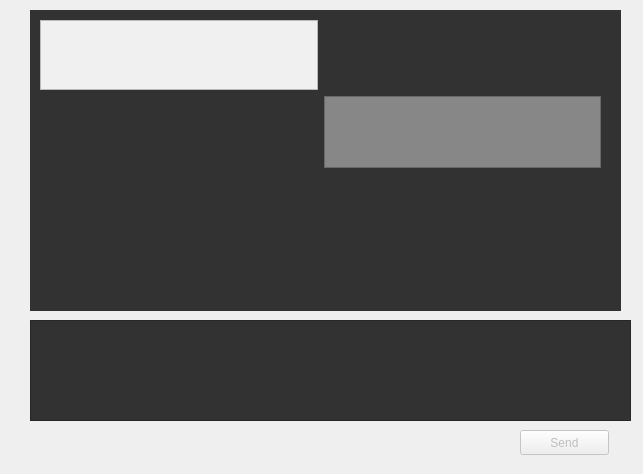
This is MGAWithSQL/mgachatmsgdialog.ui in amirtosson/MGAConnect as Qt 5 draws it before an edit. The edited form follows.
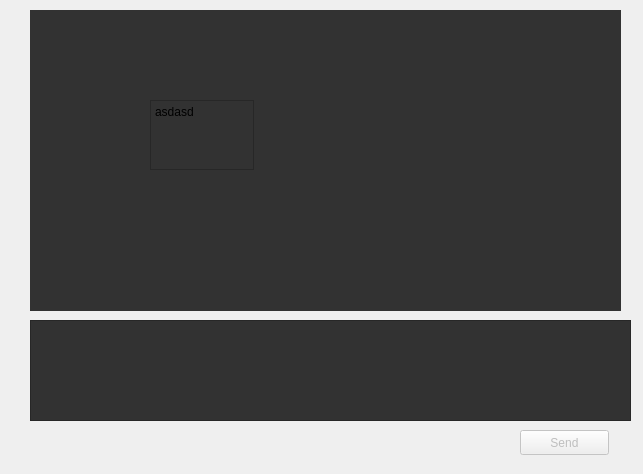
This is the edited form.

What changed in the file:
```diff
--- a/MGAWithSQL/mgachatmsgdialog.ui
+++ b/MGAWithSQL/mgachatmsgdialog.ui
@@ -54,71 +54,18 @@
    <property name="styleSheet">
     <string notr="true">background-color: rgb(50, 50, 50);</string>
    </property>
-   <widget class="QWidget" name="gridLayoutWidget">
+   <widget class="QPlainTextEdit" name="plainTextEdit">
     <property name="geometry">
      <rect>
-      <x>10</x>
-      <y>10</y>
-      <width>561</width>
-      <height>148</height>
+      <x>120</x>
+      <y>90</y>
+      <width>104</width>
+      <height>70</height>
      </rect>
     </property>
-    <layout class="QGridLayout" name="gridLayout">
-     <item row="2" column="0">
-      <spacer name="horizontalSpacer">
-       <property name="orientation">
-        <enum>Qt::Horizontal</enum>
-       </property>
-       <property name="sizeHint" stdset="0">
-        <size>
-         <width>40</width>
-         <height>20</height>
-        </size>
-       </property>
-      </spacer>
-     </item>
-     <item row="2" column="1">
-      <widget class="QTextBrowser" name="msgBrowserMGA">
-       <property name="styleSheet">
-        <string notr="true">background-color: rgb(135, 135, 135);
-color: rgb(0, 0, 0);</string>
-       </property>
-      </widget>
-     </item>
-     <item row="1" column="0">
-      <widget class="QTextBrowser" name="msgBrowser">
-       <property name="styleSheet">
-        <string notr="true">background-color: rgb(240, 240, 240);
-color: rgb(9, 9, 9);</string>
-       </property>
-       <property name="inputMethodHints">
-        <set>Qt::ImhMultiLine</set>
-       </property>
-       <property name="verticalScrollBarPolicy">
-        <enum>Qt::ScrollBarAlwaysOff</enum>
-       </property>
-       <property name="horizontalScrollBarPolicy">
-        <enum>Qt::ScrollBarAlwaysOff</enum>
-       </property>
-       <property name="sizeAdjustPolicy">
-        <enum>QAbstractScrollArea::AdjustToContents</enum>
-       </property>
-      </widget>
-     </item>
-     <item row="1" column="1">
-      <spacer name="horizontalSpacer_2">
-       <property name="orientation">
-        <enum>Qt::Horizontal</enum>
-       </property>
-       <property name="sizeHint" stdset="0">
-        <size>
-         <width>40</width>
-         <height>20</height>
-        </size>
-       </property>
-      </spacer>
-     </item>
-    </layout>
+    <property name="plainText">
+     <string>asdasd</string>
+    </property>
    </widget>
   </widget>
  </widget>
```
